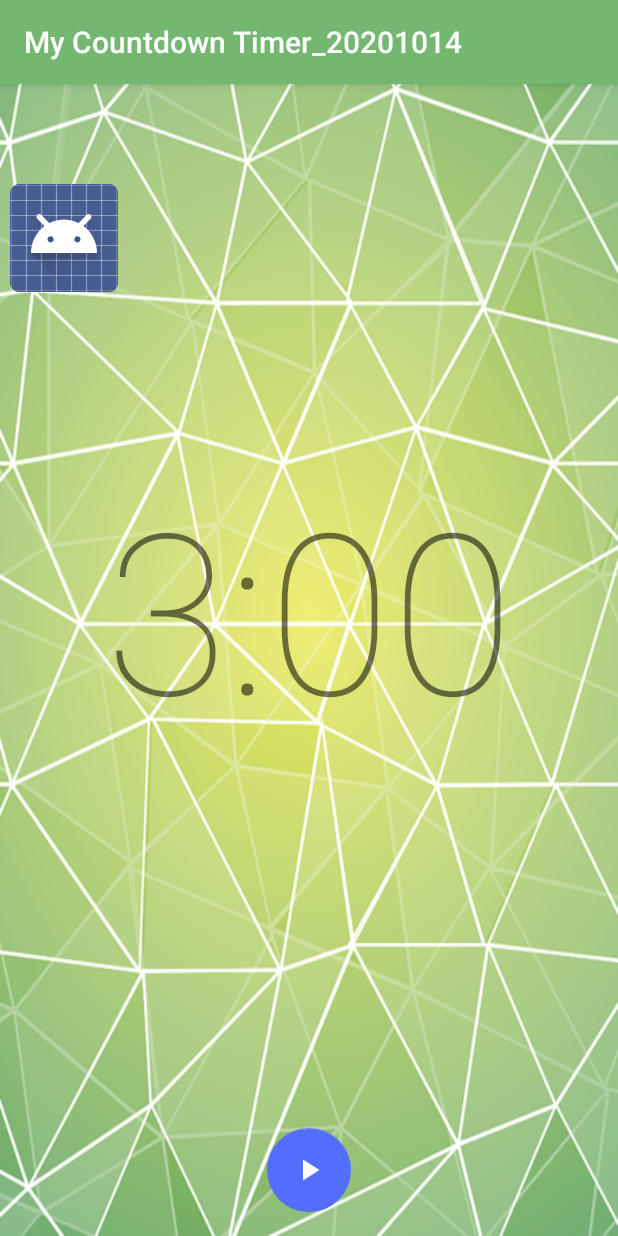
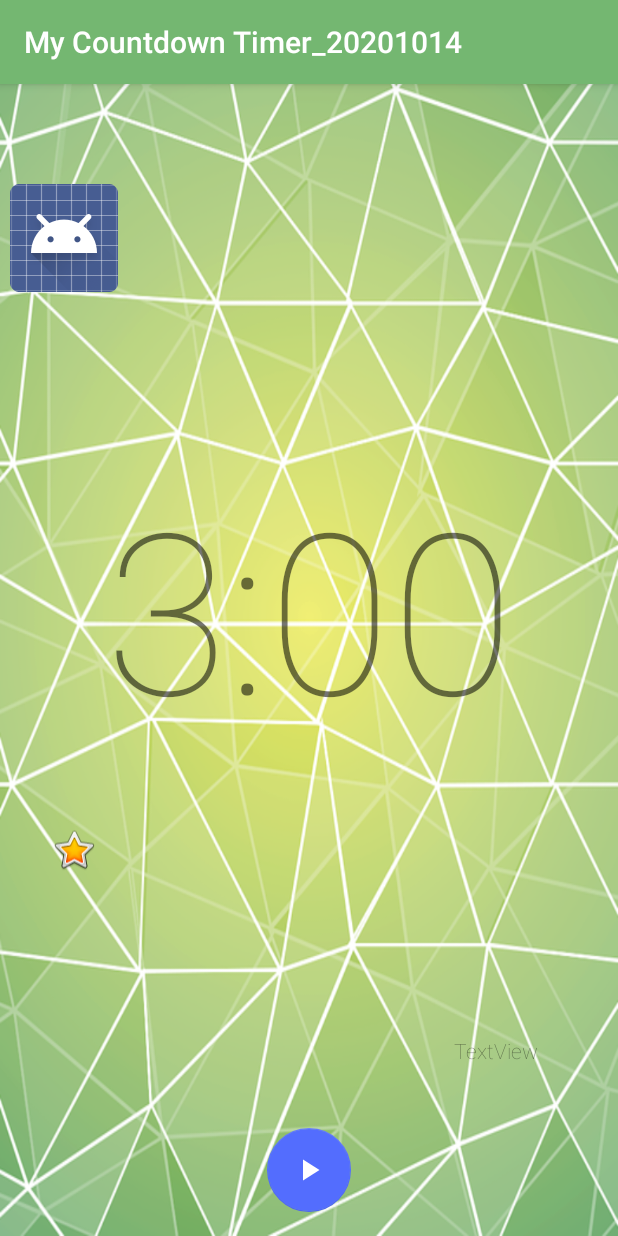
Before and after one commit to t7m3/My_Countdown_Timer_20201014, an Android app: the screen it shows after launch (MainActivity), on a phone screen of 412 x 824 dp. Run offline under Robolectric (Android 15) with nearby library versions, the phone set to English and light mode, and no system bars.

Commit message:
2020-10-26(月)　2回目のコミット 自機を追加し、マウスで動くようにした。

```diff
--- a/app/src/main/res/layout/activity_main.xml
+++ b/app/src/main/res/layout/activity_main.xml
@@ -37,4 +37,24 @@
         app:srcCompat="@android:drawable/sym_def_app_icon"
         tools:layout_editor_absoluteX="205dp"
         tools:layout_editor_absoluteY="79dp" />
+
+    <ImageView
+        android:id="@+id/imageViewPlayer"
+        android:layout_width="wrap_content"
+        android:layout_height="wrap_content"
+        app:srcCompat="@android:drawable/btn_star_big_on"
+        tools:layout_editor_absoluteX="157dp"
+        tools:layout_editor_absoluteY="482dp" />
+
+    <TextView
+        android:id="@+id/textView"
+        android:layout_width="wrap_content"
+        android:layout_height="wrap_content"
+        android:text="TextView"
+        app:layout_constraintBottom_toBottomOf="parent"
+        app:layout_constraintEnd_toEndOf="parent"
+        app:layout_constraintHorizontal_bias="0.85"
+        app:layout_constraintStart_toStartOf="parent"
+        app:layout_constraintTop_toTopOf="parent"
+        app:layout_constraintVertical_bias="0.848" />
 </androidx.constraintlayout.widget.ConstraintLayout>
```
Also changed, not shown: app/src/main/java/com/example/mycountdowntimer_20201014/MainActivity.kt (+32 -0 lines).
